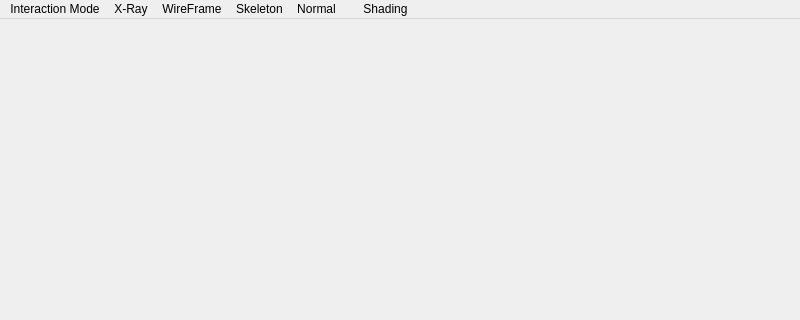
Above: src/gui/editor/3dview/MainWindow3dView.ui from hiergaut/Goliath-Engine before the change; both pictures show x 0 to 800 and y 0 to 320 of the 800 by 600 pixel window. Below: the same form after it.
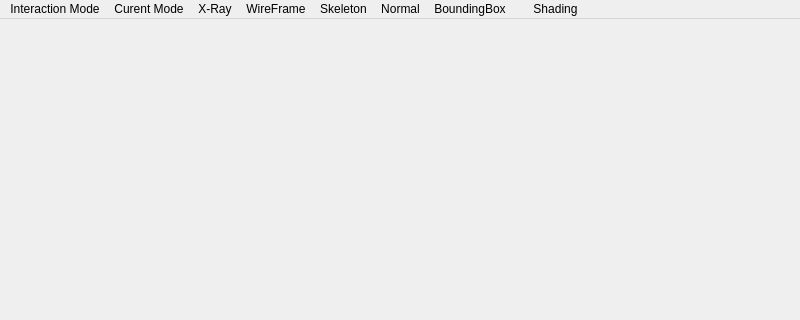
That is the form after the change. Icons and pictures are not drawn.

Diff of the .ui file:
```diff
--- a/src/gui/editor/3dview/MainWindow3dView.ui
+++ b/src/gui/editor/3dview/MainWindow3dView.ui
@@ -71,11 +71,23 @@
      <string>Normal</string>
     </property>
    </widget>
+   <widget class="QMenu" name="menuCurent_Mode">
+    <property name="title">
+     <string>Curent Mode</string>
+    </property>
+   </widget>
+   <widget class="QMenu" name="menuBoundingBox">
+    <property name="title">
+     <string>BoundingBox</string>
+    </property>
+   </widget>
    <addaction name="menuInteraction_Mode"/>
+   <addaction name="menuCurent_Mode"/>
    <addaction name="menuX_Ray"/>
    <addaction name="menuWireFrame"/>
    <addaction name="menuSkeleton"/>
    <addaction name="menuNormal"/>
+   <addaction name="menuBoundingBox"/>
    <addaction name="menuShading"/>
    <addaction name="menuShading_2"/>
   </widget>
```
Left out of the diff: 25 changed lines with no effect on the pictures.
